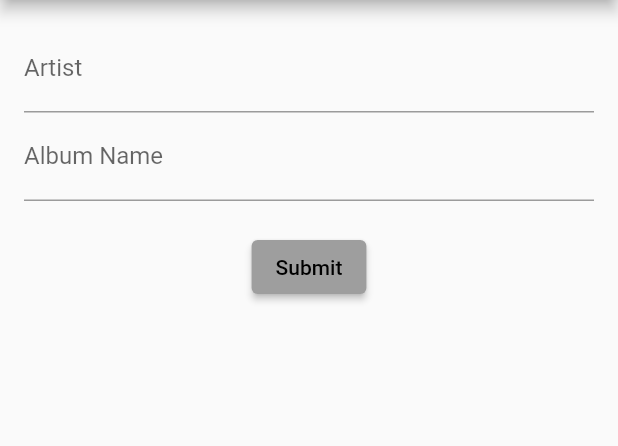
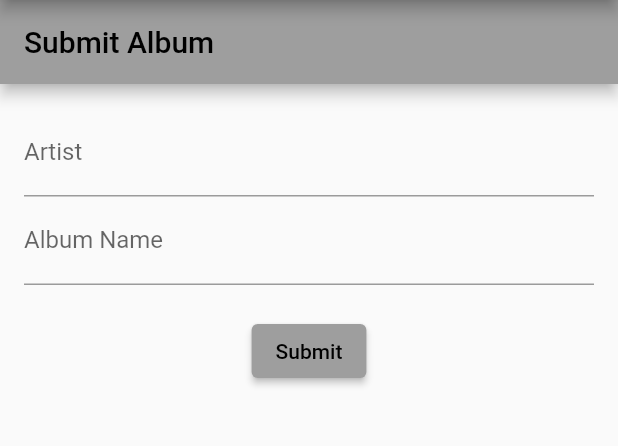
Before and after one commit to Harlock024/Flutter_covercapture_front, a Flutter app: the screen it shows after launch, after a tap on "Submit", on a phone screen of 412 x 824 dp, the part 156-602 px from its top. Run offline on Flutter 3.47's test engine with Material 2 defaults, Android fonts, the phone set to English and light mode, and no system bars; our stand-ins replace graphql_flutter, shared_preferences; network calls fail.

Commit message:
submit v1

```diff
--- a/lib/main.dart
+++ b/lib/main.dart
@@ -1,54 +1,35 @@
 import 'package:flutter/material.dart';
 import 'package:graphql_flutter/graphql_flutter.dart';
-import 'package:shared_preferences/shared_preferences.dart';
 import 'screens/album_cover_page.dart';
 import 'screens/submit_page.dart';
 import 'screens/login_page.dart';
 import 'screens/register_page.dart';
-
-
-ValueNotifier<GraphQLClient>? client;
-
+import 'graphql_service.dart';  // Importa GraphQLService
 
 Future<void> main() async {
   WidgetsFlutterBinding.ensureInitialized();
 
+  // Inicializa el cliente GraphQL
+  final client = ValueNotifier<GraphQLClient>(GraphQLService.client);
 
-
-  final HttpLink httpLink = HttpLink(
-    "http://127.0.0.1:8000/graphql/",
-  );
-
-   final AuthLink authLink = AuthLink(getToken: () async {
-    // Obtener el authToken de SharedPreferences
-    final prefs = await SharedPreferences.getInstance();
-    final authToken = prefs.getString('authToken');
-    return  authToken !=null ?'JWT $authToken':null;
-  });
-
-  final Link link = authLink.concat(httpLink);
-
-  client = ValueNotifier<GraphQLClient>(
-    GraphQLClient(
-      link: link,
-      cache: GraphQLCache(),
-    ),
-  );
-
-  runApp(const MyApp());
+  runApp(MyApp(client: client));
 }
 
 class MyApp extends StatelessWidget {
-  const MyApp({super.key});
+  final ValueNotifier<GraphQLClient> client;
+
+  const MyApp({super.key, required this.client});
 
   @override
   Widget build(BuildContext context) {
     return GraphQLProvider(
-      client: client!,
+      client: client,
+      child: CacheProvider(
         child: MaterialApp(
           title: 'Album Cover App',
           theme: ThemeData(primarySwatch: Colors.grey),
           home: const MyHomePage(),
+        ),
       ),
     );
   }
@@ -56,7 +37,6 @@ class MyApp extends StatelessWidget {
 
 class MyHomePage extends StatelessWidget {
   const MyHomePage({super.key});
-
   @override
   Widget build(BuildContext context) {
     return DefaultTabController(
@@ -76,9 +56,9 @@ class MyHomePage extends StatelessWidget {
         body:  TabBarView(
           children: [
             SubmitPage(),
-            const AlbumCoverPage(),
+          const  AlbumCoverPage(),
           const LoginPage(),
-           const RegisterPage(),
+          const  RegisterPage(),
           ],
         ),
       ),
--- a/lib/screens/login_page.dart
+++ b/lib/screens/login_page.dart
@@ -1,8 +1,9 @@
+// lib/screens/login_page.dart
 import 'package:flutter/material.dart';
 import 'package:graphql_flutter/graphql_flutter.dart';
-import '../auth_manager.dart';
+import 'package:shared_preferences/shared_preferences.dart';
+
 import '../main.dart';
-
 
 class LoginPage extends StatefulWidget {
   const LoginPage({super.key});
@@ -24,8 +25,6 @@ class _LoginPageState extends State<LoginPage> {
     }
   """;
 
-
-
   @override
   Widget build(BuildContext context) {
     return Mutation(
@@ -34,11 +33,10 @@ class _LoginPageState extends State<LoginPage> {
         onCompleted: (dynamic resultData) async {
           if (resultData != null) {
             final token = resultData['tokenAuth']['token'];
-            await AuthManager().setAuthToken(token);
+            final prefs = await SharedPreferences.getInstance();
+            await prefs.setString('authToken', token);
 
-
-
-
+            // Redirigir al usuario a la página principal
             // ignore: use_build_context_synchronously
             Navigator.pushReplacement(
               context,
@@ -61,7 +59,7 @@ class _LoginPageState extends State<LoginPage> {
                 decoration: const InputDecoration(labelText: 'Password'),
                 obscureText: true,
               ),
-          const    SizedBox(height: 20),
+              const SizedBox(height: 20),
               ElevatedButton(
                 onPressed: () {
                   runMutation({
@@ -76,8 +74,7 @@ class _LoginPageState extends State<LoginPage> {
               ] else if (result?.isLoading ?? false) ...[
                 const CircularProgressIndicator(),
               ] else if (result?.data != null) ...[
-               const Text("Login successful!"),
-
+                const Text("Login successful!"),
               ],
             ],
           ),
--- a/lib/screens/submit_page.dart
+++ b/lib/screens/submit_page.dart
@@ -1,31 +1,71 @@
+// lib/screens/submit_page.dart
 import 'package:flutter/material.dart';
-import 'package:graphql_flutter/graphql_flutter.dart';
-import '../graphql_service.dart';
+import 'package:shared_preferences/shared_preferences.dart';
+import 'package:http/http.dart' as http;
+import 'dart:convert';
 
 class SubmitPage extends StatelessWidget {
   final TextEditingController _artistController = TextEditingController();
   final TextEditingController _albumNameController = TextEditingController();
 
-  final String addAlbumMutation = """
-    mutation CreateAlbumCover(\$Artist: String!, \$albumName: String!) {
-      createAlbumCover(Artist: \$Artist, albumName: \$albumName) {
+  SubmitPage({super.key});
+
+  Future<String?> _getAuthToken() async {
+    final prefs = await SharedPreferences.getInstance();
+    return prefs.getString('authToken');
+  }
+
+  Future<void> _sendMutationWithFetch() async {
+    final authToken = await _getAuthToken();
+    if (authToken != null) {
+      const  url = 'http://127.0.0.1:8000/graphql/';
+      final headers = <String, String>{
+        'Content-Type': 'application/json',
+        'Authorization': 'JWT $authToken',
+      };
+      final body = jsonEncode({
+        'query': '''
+          mutation CreateAlbumCover(\$artist: String!, \$albumName: String!) {
+            createAlbumCover(Artist: \$artist, albumName: \$albumName) {
               id
               Artist
               albumName
             }
           }
-  """;
+        ''',
+        'variables': {
+          'artist': _artistController.text,
+          'albumName': _albumNameController.text,
+        },
+      });
 
-  SubmitPage({super.key});
+      final response = await http.post(Uri.parse(url), headers: headers, body: body);
+      if (response.statusCode == 200) {
+        final jsonResponse = jsonDecode(response.body);
+        // ignore: avoid_print
+        print('Mutation response: $jsonResponse');
+        // Maneja la respuesta como necesites
+      } else {
+        // ignore: avoid_print
+        print('Request failed with status: ${response.statusCode}');
+        // ignore: avoid_print
+        print('Error message: ${response.body}');
+        // Maneja el error como necesites
+      }
+    } else {
+      // Manejar caso donde no se puede obtener el authToken
+      // ignore: avoid_print
+      print('Error: No authToken available');
+    }
+  }
 
   @override
   Widget build(BuildContext context) {
-    return Mutation(
-      options: MutationOptions(
-        document: gql(addAlbumMutation),
+    return Scaffold(
+      appBar: AppBar(
+        title: const Text('Submit Album'),
       ),
-      builder: (RunMutation runMutation, QueryResult? result) {
-        return Padding(
+      body: Padding(
         padding: const EdgeInsets.all(16.0),
         child: Column(
           children: [
@@ -39,25 +79,12 @@ class SubmitPage extends StatelessWidget {
             ),
             const SizedBox(height: 20),
             ElevatedButton(
-                onPressed: () {
-                  runMutation({
-                    'Artist': _artistController.text,
-                    'albumName': _albumNameController.text,
-                  });
-                },
-                child:const Text('Submit'),
+              onPressed: _sendMutationWithFetch,
+              child: const Text('Submit'),
             ),
-              if (result?.hasException ?? false) ...[
-                Text(result!.exception.toString()),
-              ] else if (result?.isLoading ?? false) ...[
-               const CircularProgressIndicator(),
-              ] else if (result?.data != null) ...[
-               const Text("Album submitted successfully!"),
-              ],
           ],
         ),
-        );
-      },
+      ),
     );
   }
 }
--- a/pubspec.yaml
+++ b/pubspec.yaml
@@ -37,6 +37,7 @@ dependencies:
   cupertino_icons: ^1.0.2
   graphql_flutter: ^5.1.2
   shared_preferences: ^2.2.2
+  http: ^0.13.6
 
 dev_dependencies:
   flutter_test:
```
Also changed, not shown: lib/widgets/album_cover_list.dart (line endings or trailing spaces), pubspec.lock. Lines whose indentation alone changed are shown as unchanged.
